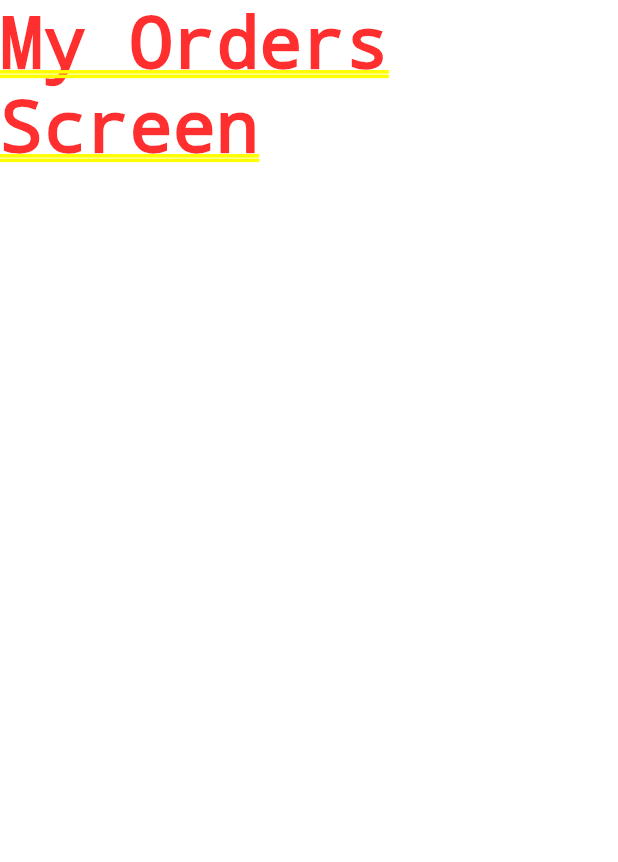
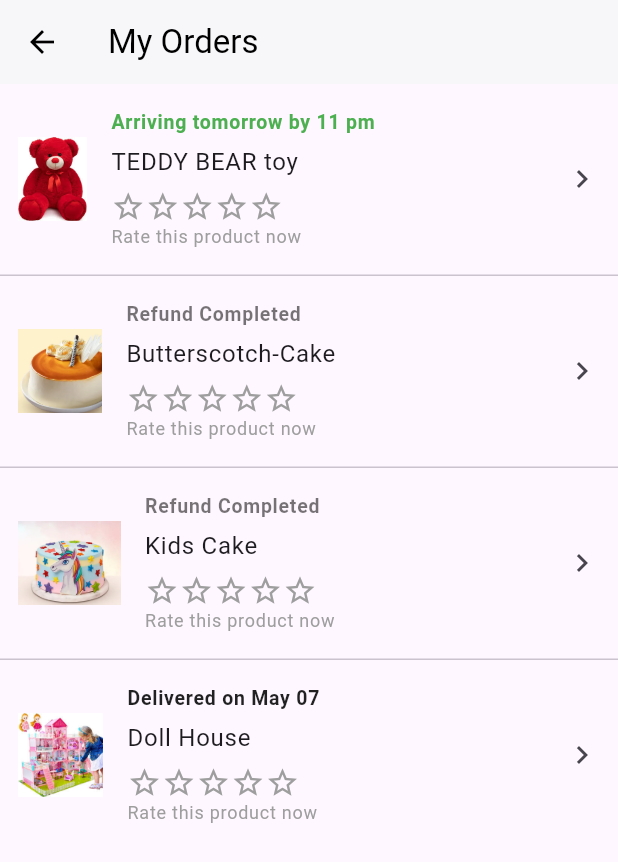
Before and after one commit to Ersanju/firebase-flutter-setup-authentication, a Flutter app: the AccountPage screen opened directly, after a tap on "My Orders", on a phone screen of 412 x 824 dp. Shown: the top 862 px of the screen. Run offline on Flutter 3.47's test engine with Material 3 defaults, Android fonts, the phone set to English and light mode, and no system bars; our stand-ins replace country_code_picker, firebase_core, geocoding, geolocator, image_picker; accounts and stored records are empty.

Commit message:
Account my order, wishlist, and privacy policy page

```diff
--- /dev/null
+++ b/lib/widgets/account_page/my_order_page.dart
@@ -0,0 +1,93 @@
+import 'package:flutter/material.dart';
+
+class MyOrdersPage extends StatelessWidget {
+  const MyOrdersPage({super.key});
+
+  final List<Map<String, dynamic>> orders = const [
+    {
+      "image": "assets/kids/teddy_bear.png", // Replace with actual image
+      "status": "Arriving tomorrow by 11 pm",
+      "statusColor": Colors.green,
+      "product": "TEDDY BEAR toy",
+    },
+    {
+      "image": "assets/cakes/Butterscotch-Cake.png",
+      "status": "Refund Completed",
+      "statusColor": Colors.black54,
+      "product": "Butterscotch-Cake",
+    },
+    {
+      "image": "assets/cakes/Kids-Cake.png",
+      "status": "Refund Completed",
+      "statusColor": Colors.black54,
+      "product": "Kids Cake",
+    },
+    {
+      "image": "assets/kids/doll_house.png",
+      "status": "Delivered on May 07",
+      "statusColor": Colors.black87,
+      "product": "Doll House",
+    },
+  ];
+
+  @override
+  Widget build(BuildContext context) {
+    return Scaffold(
+      appBar: AppBar(
+        title: const Text("My Orders", style: TextStyle(color: Colors.black)),
+        backgroundColor: Colors.white,
+        leading: IconButton(
+          icon: const Icon(Icons.arrow_back, color: Colors.black),
+          onPressed: () => Navigator.pop(context),
+        ),
+        elevation: 1,
+      ),
+      body: ListView.separated(
+        itemCount: orders.length,
+        separatorBuilder: (_, __) => const Divider(height: 1),
+        itemBuilder: (context, index) {
+          final order = orders[index];
+          return ListTile(
+            contentPadding: const EdgeInsets.symmetric(horizontal: 12, vertical: 8),
+            leading: Image.asset(order["image"], fit: BoxFit.cover),
+            title: Column(
+              crossAxisAlignment: CrossAxisAlignment.start,
+              children: [
+                Text(
+                  order["status"],
+                  style: TextStyle(
+                    color: order["statusColor"],
+                    fontSize: 13,
+                    fontWeight: FontWeight.w600,
+                  ),
+                ),
+                const SizedBox(height: 4),
+                Text(
+                  order["product"],
+                  style: const TextStyle(fontSize: 16),
+                  maxLines: 1,
+                  overflow: TextOverflow.ellipsis,
+                ),
+                const SizedBox(height: 6),
+                Row(
+                  children: List.generate(
+                    5,
+                        (star) => const Icon(Icons.star_border, size: 23, color: Colors.grey),
+                  ),
+                ),
+                const Text(
+                  "Rate this product now",
+                  style: TextStyle(fontSize: 12, color: Colors.grey),
+                ),
+              ],
+            ),
+            trailing: const Icon(Icons.chevron_right),
+            onTap: () {
+              // Navigate to rating/review or order details
+            },
+          );
+        },
+      ),
+    );
+  }
+}
```
Also changed, not shown: lib/widgets/account_page/account_page.dart (+15 -13 lines), lib/widgets/account_page/privacy_policy_page.dart (added, +70 -0 lines), lib/widgets/account_page/wishlist_page.dart (renamed from lib/widgets/all_gifts_page/product_page.dart, +3 -31 lines).
